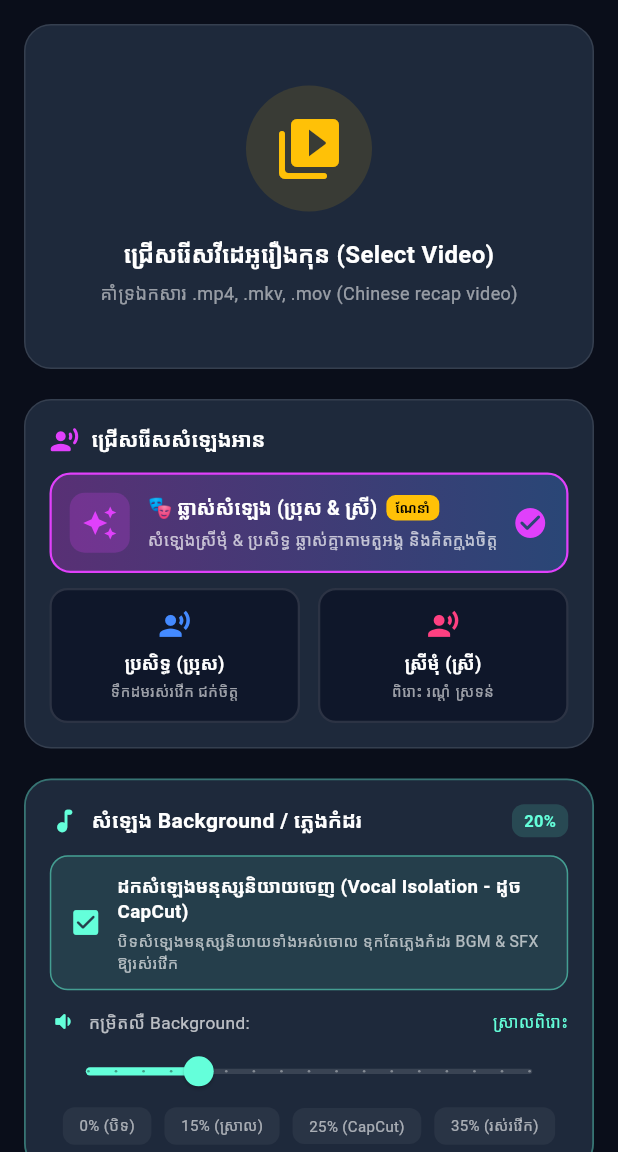
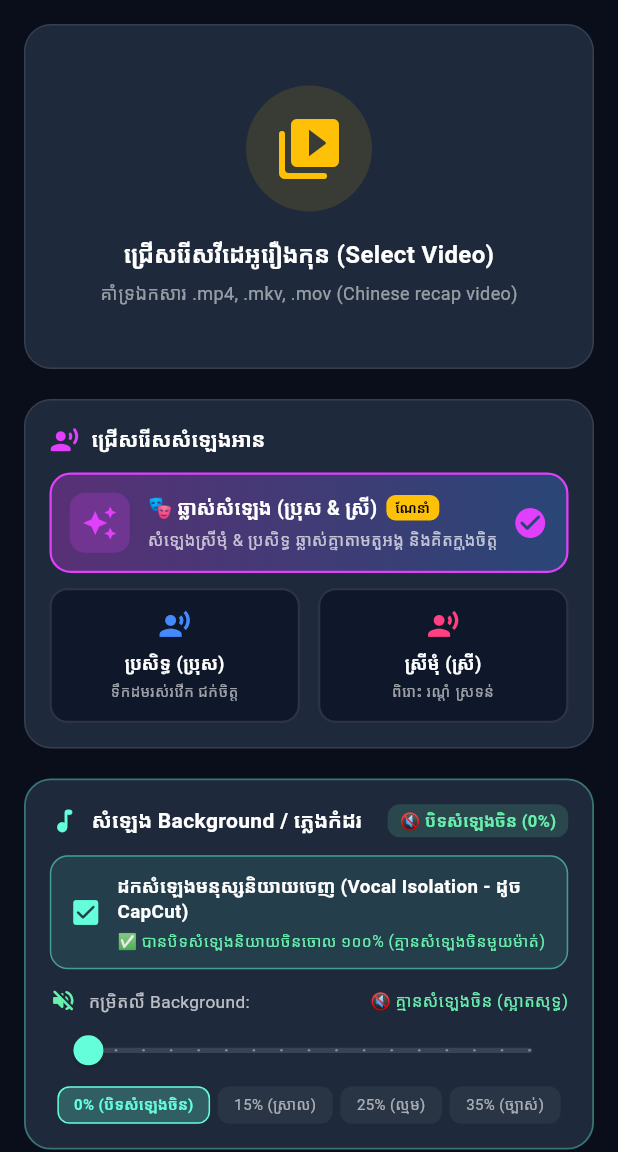
Before and after one commit to buntone/khmer-recap-ai, a Flutter app: the screen it shows after launch, on a phone screen of 412 x 824 dp, the part 84-1236 px from its top. Run offline on Flutter 3.47's test engine with Material 3 defaults, Android fonts, the phone set to English and light mode, and no system bars; our stand-ins replace google_fonts, google_generative_ai, image_picker, permission_handler, share_plus, shared_preferences and 1 more; missing offline and left inert: ffmpeg_kit_flutter_new; Roboto replaces fonts that are missing (Kantumruy Pro).

Commit message:
feat(audio): default to 100% mute Chinese voice and fast 2s re-muxing

```diff
--- a/lib/screens/home_screen.dart
+++ b/lib/screens/home_screen.dart
@@ -35,7 +35,7 @@ class _HomeScreenState extends State<HomeScreen> {
   VideoMetadata? _videoMetadata;
 
   KhmerVoice _selectedVoice = KhmerVoice.autoDialogue;
-  double _duckingVolume = 0.20; // Default 20% background audio (recommended for recap)
+  double _duckingVolume = 0.0; // Default 0.0: Mute Chinese speech 100%
   bool _removeChineseVocals = true; // Removes spoken Chinese voice, preserving BGM/SFX
 
   bool _isProcessing = false;
@@ -776,15 +776,17 @@ class _HomeScreenState extends State<HomeScreen> {
                 decoration: BoxDecoration(
                   color: _duckingVolume > 0.01
                       ? Colors.tealAccent.withValues(alpha: 0.15)
-                      : Colors.white10,
+                      : Colors.greenAccent.withValues(alpha: 0.15),
                   borderRadius: BorderRadius.circular(8),
                 ),
                 child: Text(
-                  _duckingVolume > 0.01 ? '$duckPercent%' : 'បិទ (0%)',
+                  _duckingVolume > 0.01
+                      ? '$duckPercent%'
+                      : '🔇 បិទសំឡេងចិន (0%)',
                   style: TextStyle(
                     color: _duckingVolume > 0.01
                         ? Colors.tealAccent
-                        : Colors.white38,
+                        : Colors.greenAccent,
                     fontSize: 11,
                     fontWeight: FontWeight.bold,
                   ),
@@ -836,9 +838,13 @@ class _HomeScreenState extends State<HomeScreen> {
                         ),
                         const SizedBox(height: 2),
                         Text(
-                          'បិទសំឡេងមនុស្សនិយាយទាំងអស់ចោល ទុកតែភ្លេងកំដរ BGM & SFX ឱ្យរស់រវើក',
+                          _duckingVolume <= 0.01
+                              ? '✅ បានបិទសំឡេងនិយាយចិនចោល ១០០% (គ្មានសំឡេងចិនមួយម៉ាត់)'
+                              : 'កាត់សំឡេងនិយាយចិនចេញ នៅពេលបើកលាយសំឡេង Background',
                           style: TextStyle(
-                              color: Colors.white.withValues(alpha: 0.65),
+                              color: _duckingVolume <= 0.01
+                                  ? Colors.greenAccent
+                                  : Colors.white.withValues(alpha: 0.65),
                               fontSize: 10.5),
                         ),
                       ],
@@ -856,7 +862,9 @@ class _HomeScreenState extends State<HomeScreen> {
                 _duckingVolume <= 0.01
                     ? Icons.volume_off_rounded
                     : Icons.volume_down_rounded,
-                color: Colors.tealAccent,
+                color: _duckingVolume <= 0.01
+                    ? Colors.greenAccent
+                    : Colors.tealAccent,
                 size: 18,
               ),
               const SizedBox(width: 8),
@@ -867,9 +875,13 @@ class _HomeScreenState extends State<HomeScreen> {
               const Spacer(),
               Text(
                 _duckingVolume <= 0.01
-                    ? 'គ្មានសំឡេងដើម'
+                    ? '🔇 គ្មានសំឡេងចិន (ស្អាតសុទ្ធ)'
                     : (_duckingVolume <= 0.25 ? 'ស្រាលពិរោះ' : 'រស់រវើកច្បាស់'),
-                style: const TextStyle(color: Colors.tealAccent, fontSize: 11),
+                style: TextStyle(
+                    color: _duckingVolume <= 0.01
+                        ? Colors.greenAccent
+                        : Colors.tealAccent,
+                    fontSize: 11),
               ),
             ],
           ),
@@ -893,10 +905,10 @@ class _HomeScreenState extends State<HomeScreen> {
           Row(
             mainAxisAlignment: MainAxisAlignment.spaceEvenly,
             children: [
-              _buildDuckingChip('0% (បិទ)', 0.0),
+              _buildDuckingChip('0% (បិទសំឡេងចិន)', 0.0),
               _buildDuckingChip('15% (ស្រាល)', 0.15),
-              _buildDuckingChip('25% (CapCut)', 0.25),
-              _buildDuckingChip('35% (រស់រវើក)', 0.35),
+              _buildDuckingChip('25% (ល្មម)', 0.25),
+              _buildDuckingChip('35% (ច្បាស់)', 0.35),
             ],
           ),
         ],
--- a/lib/services/settings_service.dart
+++ b/lib/services/settings_service.dart
@@ -123,7 +123,7 @@ class SettingsService {
   set voiceSreymomId(String val) => _prefs.setString(keyVoiceSreymomId, val);
 
   double get defaultDuckingVolume =>
-      _prefs.getDouble(keyDefaultDucking) ?? 0.20;
+      _prefs.getDouble(keyDefaultDucking) ?? 0.0; // Default 0%: Mute Chinese speech 100%
   set defaultDuckingVolume(double val) =>
       _prefs.setDouble(keyDefaultDucking, val);
 
```
Also changed, not shown: lib/screens/result_screen.dart (+29 -15 lines).
